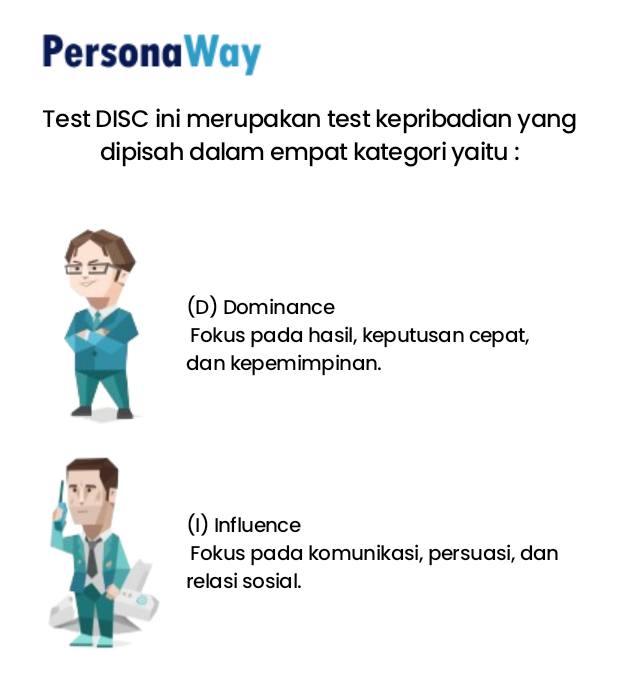
After one commit to PersonaWay/Mobile-Development, an Android app: the BehindTest1 screen opened directly, with no data from a screen before it, on a phone screen of 412 x 824 dp. The commit adds this screen. Shown: the top 688 px of the screen. Run offline under Robolectric (Android 15) with nearby library versions, the phone set to English and light mode, and no system bars.

Commit message:
Add behind text

```diff
--- a/app/src/main/AndroidManifest.xml
+++ b/app/src/main/AndroidManifest.xml
@@ -12,6 +12,9 @@
         android:supportsRtl="true"
         android:theme="@style/Theme.PersonaWay"
         tools:targetApi="31">
+        <activity
+            android:name=".ui.BehindTest1"
+            android:exported="false" />
         <activity
             android:name=".ui.EditProfileActivity"
             android:exported="false" />
--- /dev/null
+++ b/app/src/main/java/com/capstone/personaway/ui/BehindTest1.kt
@@ -0,0 +1,16 @@
+package com.capstone.personaway.ui
+
+import android.os.Bundle
+import androidx.activity.enableEdgeToEdge
+import androidx.appcompat.app.AppCompatActivity
+import androidx.core.view.ViewCompat
+import androidx.core.view.WindowInsetsCompat
+import com.capstone.personaway.R
+
+class BehindTest1 : AppCompatActivity() {
+    override fun onCreate(savedInstanceState: Bundle?) {
+        super.onCreate(savedInstanceState)
+        setContentView(R.layout.activity_behind_test1)
+
+    }
+}
--- a/app/src/main/java/com/capstone/personaway/ui/fragment/HomeFragment.kt
+++ b/app/src/main/java/com/capstone/personaway/ui/fragment/HomeFragment.kt
@@ -26,6 +26,7 @@ class HomeFragment : Fragment() {
     override fun onViewCreated(view: View, savedInstanceState: Bundle?) {
         super.onViewCreated(view, savedInstanceState)
         setupAction()
+        behindtest()
     }
 
     private fun setupAction() {
@@ -34,8 +35,13 @@ class HomeFragment : Fragment() {
         binding.welcomeUser.text = "Welcome, $userName"
     }
 
+    private fun behindtest(){
+
+    }
+
     override fun onDestroyView() {
         super.onDestroyView()
         _binding = null
     }
+
 }
--- /dev/null
+++ b/app/src/main/res/layout/activity_behind_test1.xml
@@ -0,0 +1,109 @@
+<?xml version="1.0" encoding="utf-8"?>
+<androidx.constraintlayout.widget.ConstraintLayout
+    xmlns:android="http://schemas.android.com/apk/res/android"
+    xmlns:app="http://schemas.android.com/apk/res-auto"
+    xmlns:tools="http://schemas.android.com/tools"
+    android:id="@+id/main"
+    android:layout_width="match_parent"
+    android:layout_height="match_parent"
+    tools:context=".ui.BehindTest1">
+
+    <!-- Logo View -->
+    <View
+        android:id="@+id/logomain"
+        android:layout_width="148dp"
+        android:layout_height="35dp"
+        android:background="@drawable/logomain"
+        app:layout_constraintTop_toTopOf="parent"
+        app:layout_constraintStart_toStartOf="parent"
+        app:layout_constraintEnd_toEndOf="parent"
+        app:layout_constraintHorizontal_bias="0.1"
+        android:layout_marginTop="16dp" />
+
+    <!-- Description Text -->
+    <TextView
+        android:id="@+id/descbehindtest"
+        android:layout_width="0dp"
+        android:layout_height="wrap_content"
+        android:gravity="center"
+        android:text="@string/descbehindtest"
+        android:textAppearance="@style/personaway_"
+        android:textSize="16sp"
+        app:layout_constraintTop_toBottomOf="@id/logomain"
+        app:layout_constraintStart_toStartOf="parent"
+        app:layout_constraintEnd_toEndOf="parent"
+        android:layout_marginTop="16dp"
+        app:layout_constraintHorizontal_bias="0.5" />
+
+    <!-- Scrollable Content -->
+    <ScrollView
+        android:layout_width="0dp"
+        android:layout_height="0dp"
+        app:layout_constraintTop_toBottomOf="@id/descbehindtest"
+        app:layout_constraintStart_toStartOf="parent"
+        app:layout_constraintEnd_toEndOf="parent"
+        app:layout_constraintBottom_toBottomOf="parent"
+        android:layout_marginTop="16dp"
+        android:layout_marginHorizontal="16dp">
+
+        <androidx.constraintlayout.widget.ConstraintLayout
+            android:layout_width="match_parent"
+            android:layout_height="wrap_content">
+
+            <!-- ImageView for Dominance -->
+            <ImageView
+                android:id="@+id/dominance"
+                android:layout_width="76dp"
+                android:layout_height="137dp"
+                android:layout_marginStart="16dp"
+                android:layout_marginTop="16dp"
+                android:background="@drawable/dominance"
+                app:layout_constraintStart_toStartOf="parent"
+                app:layout_constraintTop_toTopOf="parent" />
+
+            <!-- TextView for Dominance next to ImageView -->
+            <TextView
+                android:id="@+id/behindtest2"
+                android:layout_width="0dp"
+                android:layout_height="wrap_content"
+                android:layout_marginStart="16dp"
+                android:layout_marginTop="16dp"
+                android:layout_marginEnd="16dp"
+                android:text="(D) Dominance\n Fokus pada hasil, keputusan cepat, dan kepemimpinan."
+                android:textAppearance="@style/personaway_"
+                app:layout_constraintEnd_toEndOf="parent"
+                app:layout_constraintStart_toEndOf="@id/dominance"
+                app:layout_constraintTop_toTopOf="@id/dominance"
+                app:layout_constraintBottom_toBottomOf="@id/dominance" />
+
+            <!-- ImageView for Influence -->
+            <ImageView
+                android:id="@+id/influence"
+                android:layout_width="76dp"
+                android:layout_height="137dp"
+                android:layout_marginStart="16dp"
+                android:layout_marginTop="16dp"
+                android:background="@drawable/influence"
+                app:layout_constraintStart_toStartOf="parent"
+                app:layout_constraintTop_toBottomOf="@id/dominance"
+                app:layout_constraintBottom_toBottomOf="parent" />
+
+            <!-- TextView for Influence next to ImageView -->
+            <TextView
+                android:id="@+id/behindtest3"
+                android:layout_width="0dp"
+                android:layout_height="wrap_content"
+                android:layout_marginStart="16dp"
+                android:layout_marginEnd="16dp"
+                android:text="(I) Influence\n Fokus pada komunikasi, persuasi, dan relasi sosial."
+                android:textAppearance="@style/personaway_"
+                app:layout_constraintStart_toEndOf="@id/influence"
+                app:layout_constraintTop_toTopOf="@id/influence"
+                app:layout_constraintBottom_toBottomOf="@id/influence"
+                app:layout_constraintEnd_toEndOf="parent" />
+
+        </androidx.constraintlayout.widget.ConstraintLayout>
+
+    </ScrollView>
+
+</androidx.constraintlayout.widget.ConstraintLayout>
--- a/app/src/main/res/layout/fragment_home.xml
+++ b/app/src/main/res/layout/fragment_home.xml
@@ -135,7 +135,7 @@
         app:layout_constraintVertical_bias="0.11" />
 
     <View
-        android:id="@+id/rectangle_1"
+        android:id="@+id/behindtest"
         android:layout_width="360dp"
         android:layout_height="157dp"
         android:layout_alignParentTop="true"
@@ -150,11 +150,11 @@
 
     <TextView
         android:id="@+id/mulai_test_"
-        app:layout_constraintBottom_toBottomOf="@+id/rectangle_1"
-        app:layout_constraintEnd_toEndOf="@+id/rectangle_1"
+        app:layout_constraintBottom_toBottomOf="@+id/behindtest"
+        app:layout_constraintEnd_toEndOf="@+id/behindtest"
         app:layout_constraintHorizontal_bias="0.138"
-        app:layout_constraintStart_toStartOf="@+id/rectangle_1"
-        app:layout_constraintTop_toTopOf="@+id/rectangle_1"
+        app:layout_constraintStart_toStartOf="@+id/behindtest"
+        app:layout_constraintTop_toTopOf="@+id/behindtest"
         app:layout_constraintVertical_bias="0.529"
         android:layout_width="115dp"
         android:layout_height="72dp"
@@ -168,10 +168,10 @@
 
     <View
         android:id="@+id/image_2"
-        app:layout_constraintBottom_toBottomOf="@+id/rectangle_1"
-        app:layout_constraintEnd_toEndOf="@+id/rectangle_1"
+        app:layout_constraintBottom_toBottomOf="@+id/behindtest"
+        app:layout_constraintEnd_toEndOf="@+id/behindtest"
         app:layout_constraintStart_toEndOf="@+id/mulai_test_"
-        app:layout_constraintTop_toTopOf="@+id/rectangle_1"
+        app:layout_constraintTop_toTopOf="@+id/behindtest"
         android:layout_width="123dp"
         android:layout_height="123dp"
         android:layout_alignParentLeft="true"
--- a/app/src/main/res/values/strings.xml
+++ b/app/src/main/res/values/strings.xml
@@ -35,4 +35,8 @@
     </string>
     <!-- TODO: Remove or change this placeholder text -->
     <string name="hello_blank_fragment">Hello blank fragment</string>
+    <string name="descbehindtest">
+    Test DISC ini merupakan test kepribadian yang dipisah dalam empat kategori yaitu :
+    </string>
+    <string name="behindtest2">(D) Dominance\n Fokus pada hasil, keputusan cepat, dan kepemimpinan.</string>
 </resources>
```
Also changed, not shown: app/src/main/res/drawable/dominance.png (added), app/src/main/res/drawable/influence.png (added).
